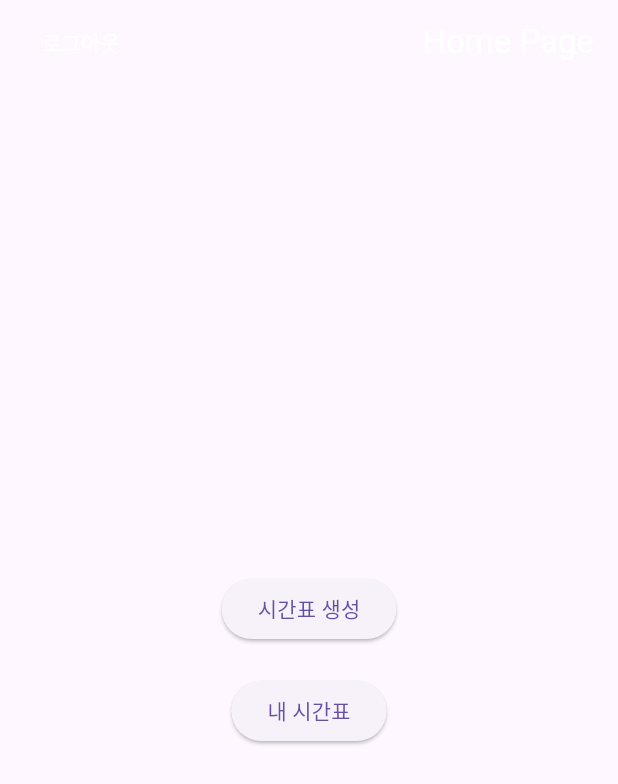
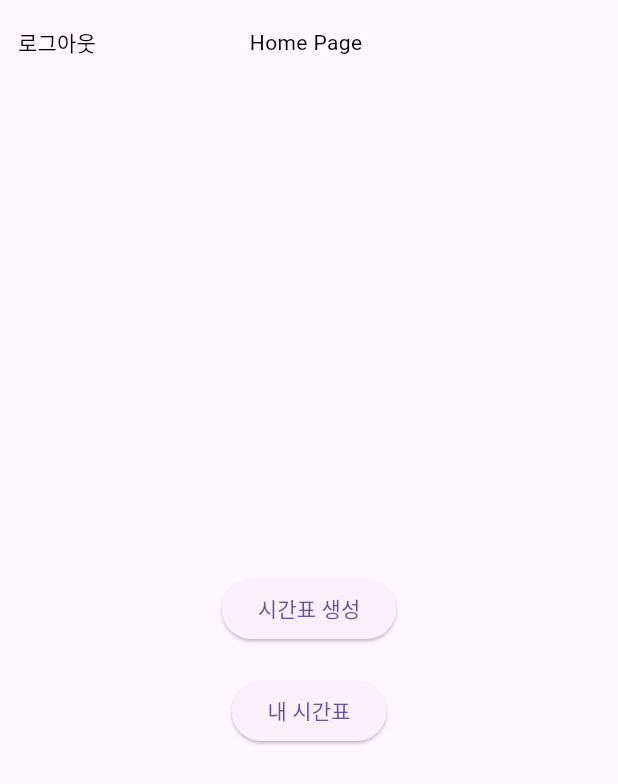
Before and after one commit to CapstoneTeamJBNU/Pros, a Flutter app: the ChoicePage screen opened directly, on a phone screen of 412 x 824 dp. Shown: the top 784 px of the screen. Run offline on Flutter 3.47's test engine with Material 3 defaults, Android fonts, the light colour scheme and no system bars; our stand-ins replace firebase_auth, firebase_core, logger; accounts and stored records are empty.

Commit message:
button design

```diff
--- a/flutter/flutter_application_1/lib/choice_page.dart
+++ b/flutter/flutter_application_1/lib/choice_page.dart
@@ -1,13 +1,17 @@
 import 'package:flutter/material.dart';
 import 'package:flutter_application_1/userData_page.dart';
+
 class ChoicePage extends StatelessWidget {
-  const ChoicePage({super.key});
+  const ChoicePage({Key? key});
 
   @override
   Widget build(BuildContext context) {
     return Scaffold(
-      appBar: AppBar(
-        title: Row(
+      appBar: PreferredSize(
+        preferredSize: Size.fromHeight(kToolbarHeight),
+        child: Container(
+          alignment: Alignment.center,
+          child: Row(
             mainAxisAlignment: MainAxisAlignment.spaceBetween,
             children: [
               // 로그아웃 버튼을 Row 위젯의 앞쪽에 배치
@@ -18,18 +22,18 @@ class ChoicePage extends StatelessWidget {
                 },
                 child: Text(
                   '로그아웃',
-                style: TextStyle(color: Colors.white),
+                  style: TextStyle(color: Colors.black),
                 ),
               ),
               // 제목을 가운데에 배치
               Text(
                 'Home Page',
-              style: TextStyle(color: Colors.white),
+                style: TextStyle(color: Colors.black),
               ),
+              SizedBox(width: 80), // 추가: 로그아웃 버튼과 'Home Page' 텍스트 사이의 간격 조절
             ],
           ),
-        centerTitle: true, // 제목을 가운데로 정렬
-        automaticallyImplyLeading: false, // 뒤로가기 버튼을 없애기
+        ),
       ),
       body: Center(
         child: Column(
@@ -55,6 +59,8 @@ class ChoicePage extends StatelessWidget {
           ],
         ),
       ),
+
+
       // 사이드바. 잠정 주석 처리
       // drawer: Drawer(
       //     child: ListView(
```
Lines whose indentation alone changed are shown as unchanged.
